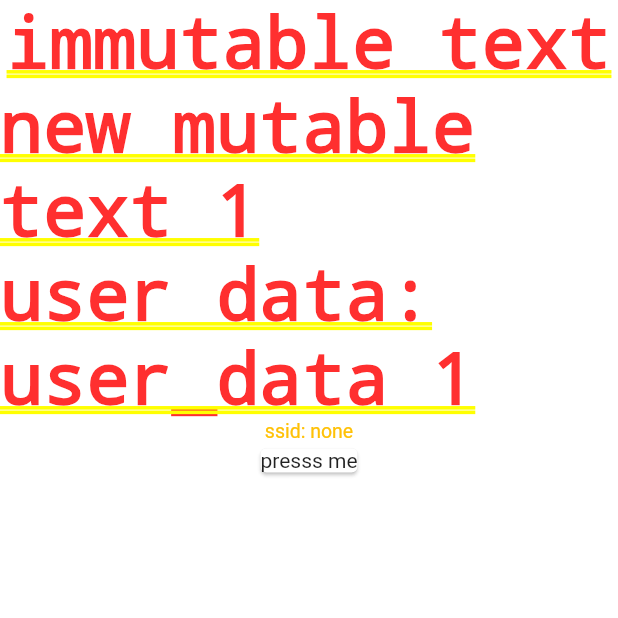
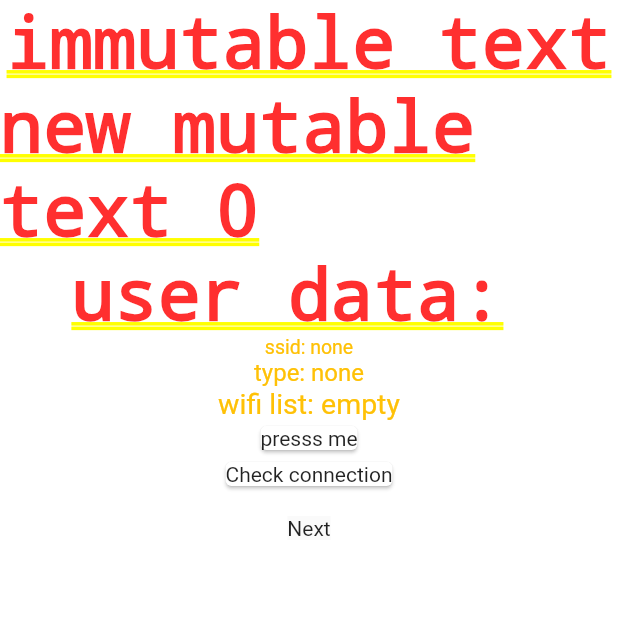
Before and after one commit to cora32/flutter_model_test, a Flutter app: the screen it shows after launch, after a tap on "presss me", on a phone screen of 412 x 824 dp, the top half of it. Run offline on Flutter 3.47's test engine with Material 2 defaults, Android fonts, the phone set to English and light mode, and no system bars; our stand-ins replace connectivity; missing offline and left inert: wifi; accounts and stored records are empty; network calls fail.

```diff
--- a/lib/main.dart
+++ b/lib/main.dart
@@ -1,11 +1,13 @@
+import 'package:connectivity/connectivity.dart';
 import 'package:flutter/material.dart';
 import 'package:scoped_model/scoped_model.dart';
 import 'package:wifi/wifi.dart';
 
+import 'Experiment2.dart';
+
 void main() => runApp(MyApp());
 
 class MyApp extends StatelessWidget {
-
   @override
   Widget build(BuildContext context) {
     return MaterialApp(
@@ -19,7 +21,6 @@ class MyApp extends StatelessWidget {
 }
 
 class UserPage extends StatefulWidget {
-
   final UserRepo _userRepo = UserRepo();
 
   @override
@@ -41,7 +42,11 @@ class UserState extends State<UserPage> {
       model: _userModel,
       child: Column(
         children: <Widget>[
-          Text("immutable text"),
+          Center(
+              child: Text(
+                "immutable text",
+                textAlign: TextAlign.center,
+              )),
           ScopedModelDescendant<UserModel>(
             child: Text("mutable text ${_userModel._number}"),
             builder: (context, widget, _userModel) {
@@ -50,24 +55,59 @@ class UserState extends State<UserPage> {
                   Text("new mutable text ${_userModel._number}"),
                   Text("user data: ${_userModel._userData}"),
                   Text("ssid: ${_userModel._ssid}",
-                      style: Theme.of(context).textTheme.body1.copyWith(
-                          color: Colors.amber,
-                          fontSize: 13
-                      )
-                  )
+                      style: Theme
+                          .of(context)
+                          .textTheme
+                          .body1
+                          .copyWith(color: Colors.amber, fontSize: 13)),
+                  Text("type: ${_userModel._connectivityType}",
+                      style: Theme
+                          .of(context)
+                          .textTheme
+                          .body1
+                          .copyWith(color: Colors.amber, fontSize: 16)),
+                  Text("wifi list: ${_userModel._wifiList}",
+                      style: Theme
+                          .of(context)
+                          .textTheme
+                          .body1
+                          .copyWith(color: Colors.amber, fontSize: 19))
                 ],
               );
             },
           ),
           Card(
             child: InkWell(
-              onTap: () { _userModel.getUserData(); },
+              onTap: () {
+                _userModel.getUserData();
+              },
               child: Text("presss me"),
             ),
+          ),
+          Card(
+            child: InkWell(
+              onTap: () {
+                _userModel.checkConnection();
+              },
+              child: Text("Check connection"),
+            ),
+          ),
+          Padding(
+            padding: const EdgeInsets.all(16.0),
+            child: Material(
+                child: InkWell(
+                  child: Text("Next"),
+                  onTap: () =>
+                  {
+                    Navigator.push(
+                      context,
+                      MaterialPageRoute(builder: (context) => Example2()),
+                    )
+                  },
+                )),
           )
         ],
       ),
-
     );
   }
 }
@@ -77,32 +117,51 @@ class UserRepo {
     return "user_data $number";
   }
 
-  _getSsid() async {
+  Future<String> _getSsid() async {
     String ssid = await Wifi.ssid;
     print(ssid);
     return ssid;
   }
+
+  Future<String> _checkConnection() async {
+    var connectivityResult = await (Connectivity().checkConnectivity());
+    if (connectivityResult == ConnectivityResult.mobile) {
+      return 'mobile';
+    } else if (connectivityResult == ConnectivityResult.wifi) {
+      return "wifi";
+    } else
+      return "unknown";
+  }
+
+  _getWifiList() async => await Wifi.list('DataTech_2.4G');
 }
 
 class UserModel extends Model {
   final UserRepo _userRepo;
 
   String _ssid = "none";
+  String _wifiList = "empty";
+
   UserModel(this._userRepo);
+
   int _number = 0;
   String _userData = "";
+  String _connectivityType = "none";
 
   getUserData() async {
-    List<WifiResult> list = await Wifi.list('key');
-    list.forEach((f) => {
-      print(f.level)
-    });
-//    _ssid = await getSsid();
+    _ssid = await getSsid();
+    _connectivityType = await checkConnection();
+    List<WifiResult> list = await _userRepo._getWifiList();
+    _wifiList =
+        list.map((result) => {"\n${result.ssid} ${result.level}\n"}).toString();
+
     _number++;
     print("$_number");
     _userData = _userRepo._getUserData(_number);
     notifyListeners();
   }
 
-  getSsid() async => await _userRepo._getSsid();
+  Future<String> getSsid() => _userRepo._getSsid();
+
+  Future<String> checkConnection() => _userRepo._checkConnection();
 }
--- a/pubspec.yaml
+++ b/pubspec.yaml
@@ -20,6 +20,7 @@ dependencies:
   flutter:
     sdk: flutter
   scoped_model: ^1.0.1
+  connectivity: ^0.4.3+1
   wifi: ^0.1.5
 
   # The following adds the Cupertino Icons font to your application.
```
Also changed, not shown: lib/Experiment2.dart (added, +254 -0 lines), pubspec.lock, 3 other files.
